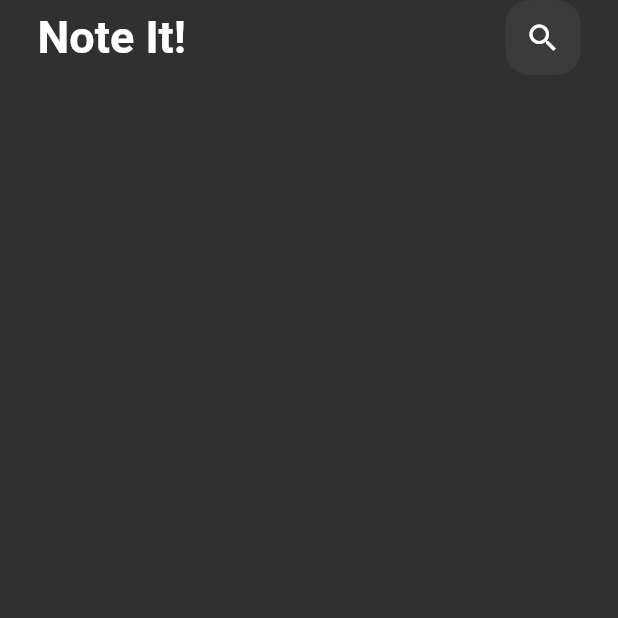
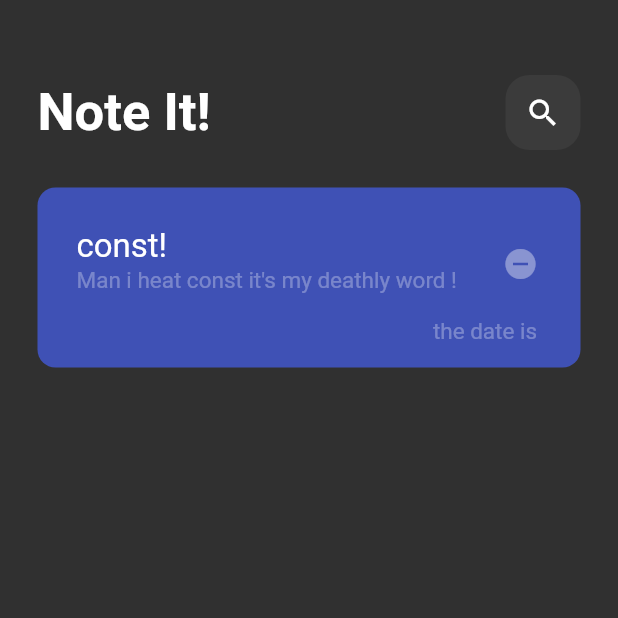
Before and after one commit to ma7md-aymen/flutter-Note-app6, a Flutter app: the screen it shows after launch, on a phone screen of 412 x 824 dp, the top half of it. Run offline on Flutter 3.47's test engine with Material 2 defaults, Android fonts, the phone set to English and light mode, and no system bars.

Commit message:
add list tile

```diff
--- a/lib/view/homeview.dart
+++ b/lib/view/homeview.dart
@@ -6,8 +6,6 @@ class HomeView extends StatelessWidget {
 
   @override
   Widget build(BuildContext context) {
-    return const SafeArea(
-      child: Scaffold(body: HomeBody()),
-    );
+    return const Scaffold(body: HomeBody());
   }
 }
--- a/lib/view/widgets/homeappbar.dart
+++ b/lib/view/widgets/homeappbar.dart
@@ -11,7 +11,7 @@ class HomeAppBar extends StatelessWidget {
         Text(
           'Note It!',
           style: TextStyle(
-            fontSize: 30,
+            fontSize: 35,
             fontWeight: FontWeight.bold,
           ),
         ),
--- a/lib/view/widgets/homebody.dart
+++ b/lib/view/widgets/homebody.dart
@@ -9,8 +9,60 @@ class HomeBody extends StatelessWidget {
     return Padding(
       padding: const EdgeInsets.symmetric(horizontal: 25),
       child: Column(
-        children: const [HomeAppBar()],
+        children: const [
+          SizedBox(height: 50),
+          HomeAppBar(),
+          SizedBox(height: 25),
+          BodyListTile(),
+        ],
       ),
     );
   }
 }
+
+class BodyListTile extends StatelessWidget {
+  const BodyListTile({super.key});
+
+  @override
+  Widget build(BuildContext context) {
+    return Container(
+      padding: const EdgeInsets.only(top: 15, left: 10),
+      decoration: BoxDecoration(
+        color: Colors.indigo,
+        borderRadius: BorderRadius.circular(12),
+      ),
+      child: Column(
+        crossAxisAlignment: CrossAxisAlignment.end,
+        children: [
+          ListTile(
+            title: const Text(
+              'const!',
+              style: TextStyle(fontSize: 22),
+            ),
+            subtitle: Text(
+              'Man i heat const it\'s my deathly word !',
+              style: TextStyle(
+                fontSize: 15,
+                color: Colors.white.withOpacity(.3),
+              ),
+            ),
+            trailing: const IconButton(
+              onPressed: null,
+              icon: Icon(Icons.remove_circle),
+            ),
+          ),
+          Padding(
+            padding: const EdgeInsets.only(right: 29, bottom: 15),
+            child: Text(
+              'the date is',
+              style: TextStyle(
+                fontSize: 15,
+                color: Colors.white.withOpacity(.3),
+              ),
+            ),
+          ),
+        ],
+      ),
+    );
+  }
+}
```
